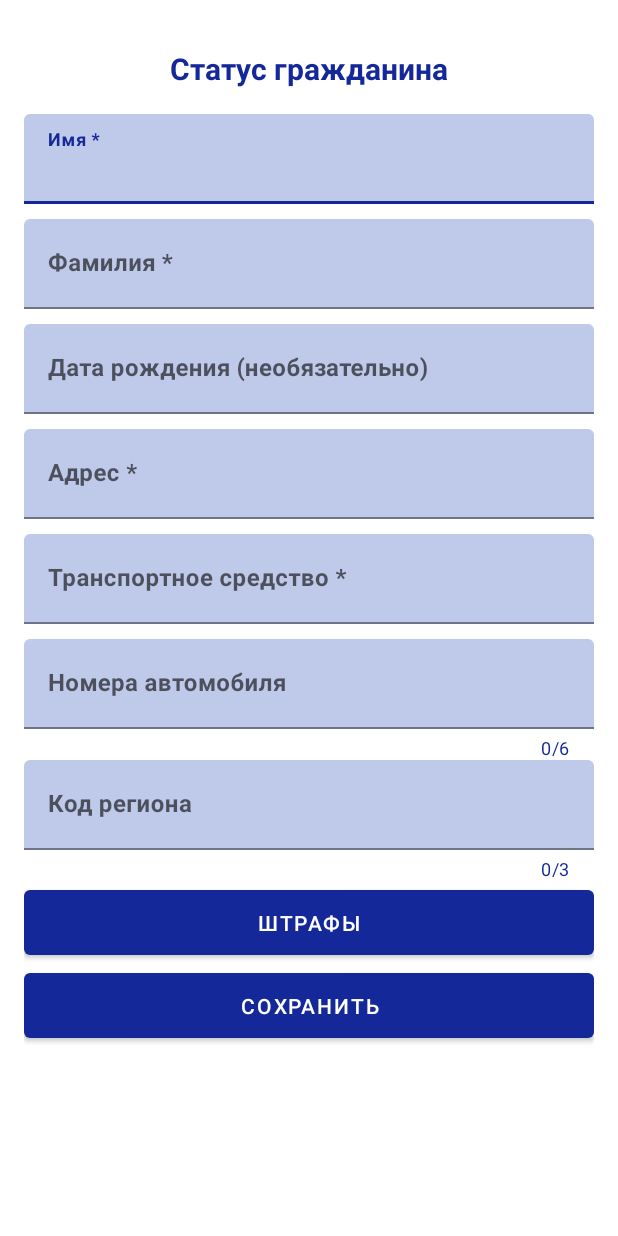
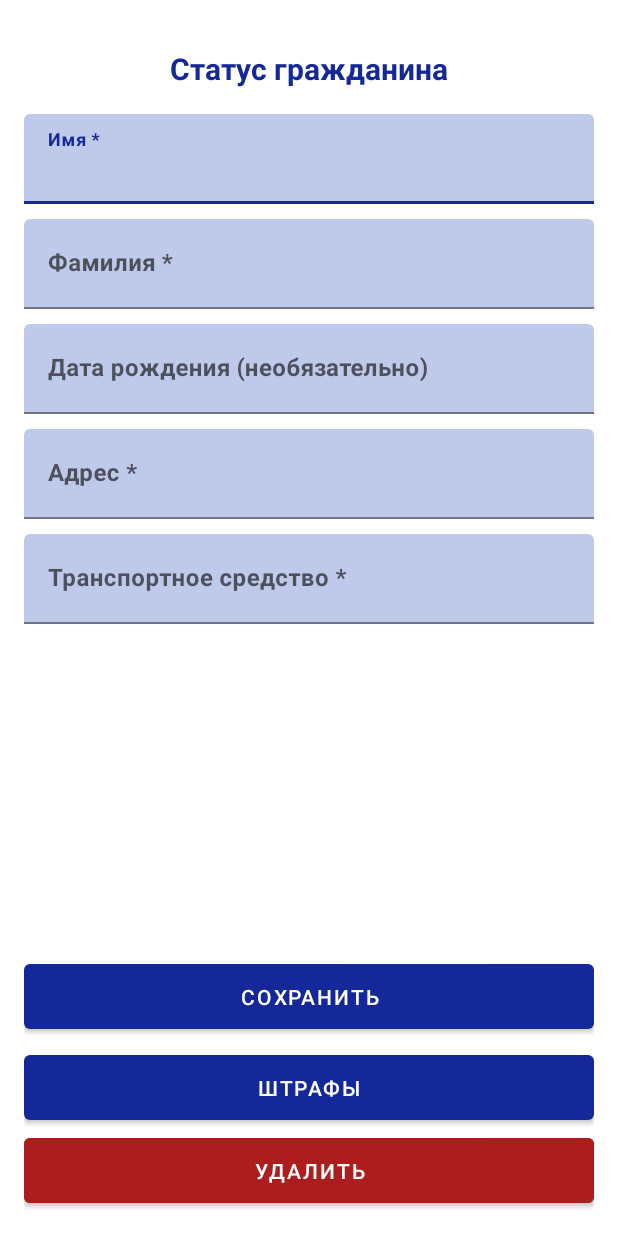
Before and after one commit to BelGray/CarNumbersDatabase, an Android app: the layout activity_show_numbers_info.xml on its own in the app's theme, with its tools: preview values and no code run, on a phone screen of 412 x 824 dp. Run offline under Robolectric (Android 15) with nearby library versions, the phone set to English and light mode, and no system bars.

Commit message:
fix values and structure

```diff
--- a/app/src/main/AndroidManifest.xml
+++ b/app/src/main/AndroidManifest.xml
@@ -13,7 +13,7 @@
         android:theme="@style/Theme.CarNumbersDatabase"
         tools:targetApi="31">
         <activity
-            android:name=".MainActivity"
+            android:name=".activities.MainActivity"
             android:exported="true">
             <intent-filter>
                 <action android:name="android.intent.action.MAIN" />
@@ -27,7 +27,7 @@
         </activity>
 
         <activity
-            android:name=".ShowNumbersInfoActivity"
+            android:name=".activities.ShowNumbersInfoActivity"
             android:exported="true" />
     </application>
 
--- a/app/src/main/res/layout/activity_main.xml
+++ b/app/src/main/res/layout/activity_main.xml
@@ -6,7 +6,7 @@
     android:layout_height="match_parent"
     android:orientation="vertical"
     android:padding="16dp"
-    tools:context=".MainActivityBad">
+    tools:context=".activities.MainActivity">
 
 
     <LinearLayout
--- a/app/src/main/res/layout/activity_show_numbers_info.xml
+++ b/app/src/main/res/layout/activity_show_numbers_info.xml
@@ -1,11 +1,16 @@
 <?xml version="1.0" encoding="utf-8"?>
-<LinearLayout xmlns:android="http://schemas.android.com/apk/res/android"
+<RelativeLayout xmlns:android="http://schemas.android.com/apk/res/android"
     xmlns:app="http://schemas.android.com/apk/res-auto"
     android:layout_width="match_parent"
     android:layout_height="match_parent"
     android:orientation="vertical"
     android:padding="16dp">
 
+    <LinearLayout
+        android:layout_width="match_parent"
+        android:layout_height="wrap_content"
+        android:orientation="vertical"
+        >
         <RelativeLayout
             android:layout_width="match_parent"
             android:layout_height="60dp">
@@ -114,54 +119,19 @@
 
                 />
         </com.google.android.material.textfield.TextInputLayout>
+    </LinearLayout>
 
-    <com.google.android.material.textfield.TextInputLayout
+    <RelativeLayout
         android:layout_width="match_parent"
         android:layout_height="wrap_content"
-        android:layout_marginTop="10dp"
-        android:orientation="vertical"
-        app:boxBackgroundColor="@color/light_blue_for_text_fields"
-        app:boxStrokeColor="@color/blue"
-        app:counterEnabled="true"
-        app:counterMaxLength="6"
-        app:counterTextColor="@color/blue"
-        app:errorEnabled="true">
-
-        <com.google.android.material.textfield.TextInputEditText
-            android:id="@+id/personCarNumbersEditText"
-            android:layout_width="match_parent"
-            android:layout_height="60dp"
-            android:hint="@string/car_numbers"
-            android:textColor="@color/black"
-            android:textStyle="bold" />
-    </com.google.android.material.textfield.TextInputLayout>
-
-    <com.google.android.material.textfield.TextInputLayout
-        android:layout_width="match_parent"
-        android:layout_height="wrap_content"
-        android:layout_marginTop="0dp"
-        android:orientation="vertical"
-        app:boxBackgroundColor="@color/light_blue_for_text_fields"
-        app:boxStrokeColor="@color/blue"
-        app:counterEnabled="true"
-        app:counterMaxLength="3"
-        app:counterTextColor="@color/blue"
-        app:errorEnabled="true">
-
-        <com.google.android.material.textfield.TextInputEditText
-            android:id="@+id/personRegionCodeEditText"
-            android:layout_width="match_parent"
-            android:layout_height="60dp"
-            android:hint="@string/region_code"
-            android:inputType="number"
-            android:textColor="@color/black"
-            android:textStyle="bold" />
-    </com.google.android.material.textfield.TextInputLayout>
+        android:layout_alignParentBottom="true">
 
         <Button
             android:id="@+id/personFinesButton"
             android:layout_width="match_parent"
+            android:layout_below="@id/saveButton"
             android:layout_height="55dp"
+            android:layout_marginTop="5dp"
             android:text="@string/person_fines"
             android:textColor="@color/white" />
 
@@ -172,4 +142,13 @@
             android:text="@string/save_button"
             android:textColor="@color/white" />
 
-</LinearLayout>
+        <Button
+            android:id="@+id/personDeleteButton"
+            android:layout_width="match_parent"
+            android:layout_height="55dp"
+            android:layout_below="@id/personFinesButton"
+            android:backgroundTint="@color/warning_red"
+            android:text="@string/delete"
+            android:textColor="@color/white" />
+    </RelativeLayout>
+</RelativeLayout>
--- a/app/src/main/res/values/strings.xml
+++ b/app/src/main/res/values/strings.xml
@@ -25,4 +25,5 @@
     <string name="person_loading_status">Статус гражданина</string>
     <string name="person_transport_name">Транспортное средство *</string>
     <string name="person_without_license_warning">Внимание! У гражданина отсутствует водительское удостоверение</string>
+    <string name="delete">Удалить</string>
 </resources>
```
Lines whose indentation alone changed are shown as unchanged.
